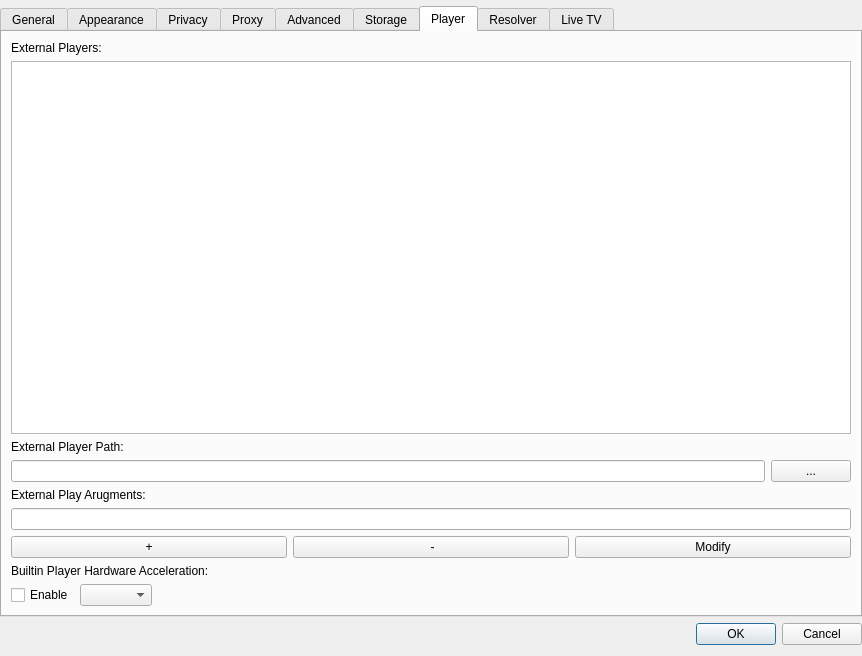
Old version of the form src/desktop/ui/settings.ui in the repository missdeer/imchenwen.
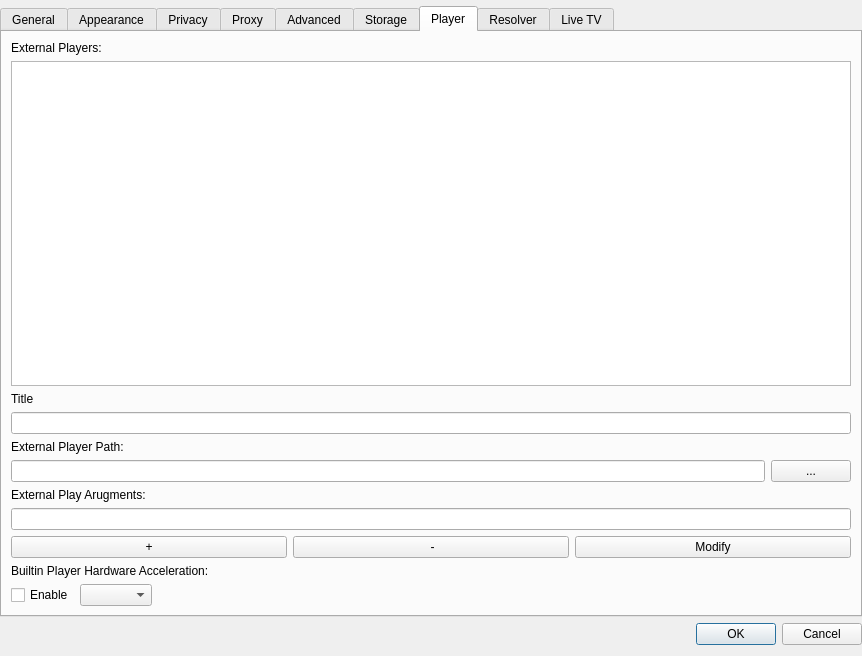
New version of the form. The open tabs and pages were chosen to show the change.

Commit message: (*)add player title field

What changed in the file:
```diff
--- a/src/desktop/ui/settings.ui
+++ b/src/desktop/ui/settings.ui
@@ -902,6 +902,16 @@
        <item>
         <widget class="QListWidget" name="listPlayer"/>
        </item>
+       <item>
+        <widget class="QLabel" name="label_40">
+         <property name="text">
+          <string>Title</string>
+         </property>
+        </widget>
+       </item>
+       <item>
+        <widget class="QLineEdit" name="edtPlayerTitle"/>
+       </item>
        <item>
         <widget class="QLabel" name="label_19">
          <property name="text">
```
